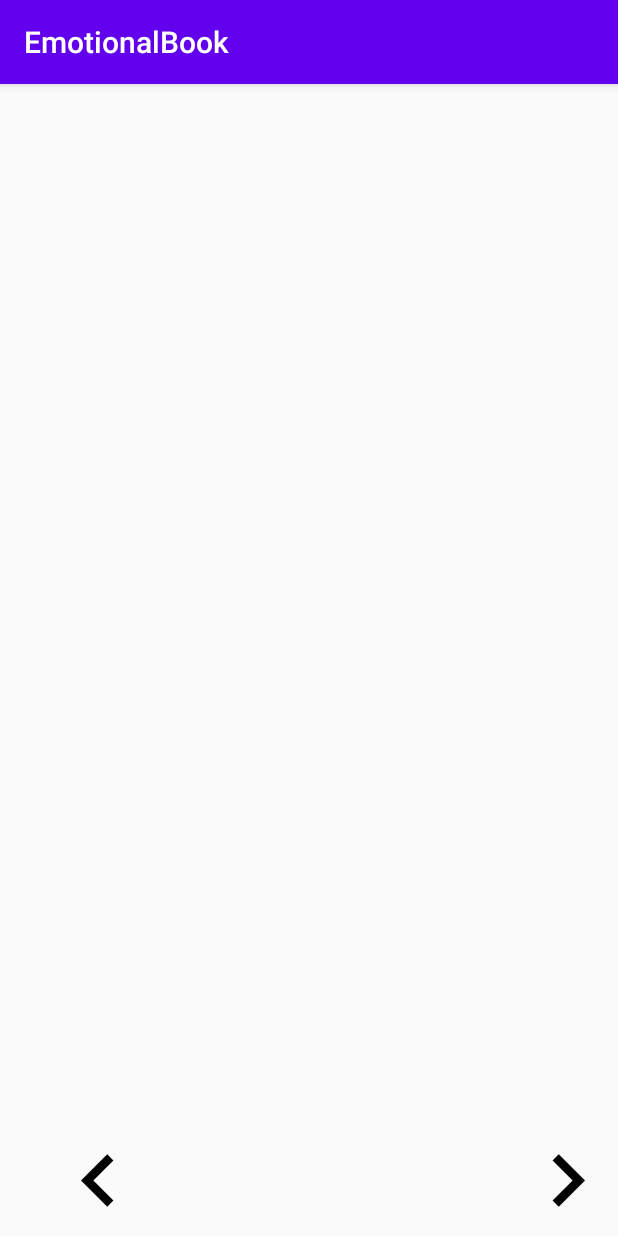
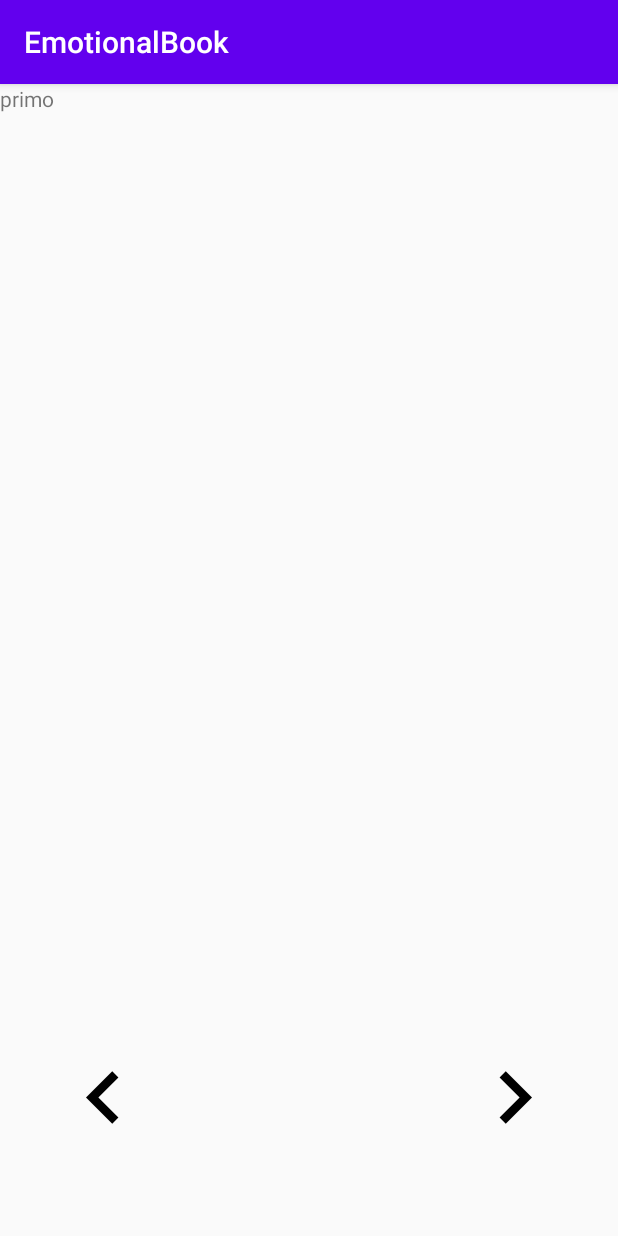
Before and after one commit to Domenico2299/EmotionalBook, an Android app: the AdvicesActivity screen opened directly, with no data from a screen before it, on a phone screen of 412 x 824 dp. Run offline under Robolectric (Android 15) with nearby library versions, the phone set to English and light mode, and no system bars.

Commit message:
Aggiunto fragment advices e relative correlazioni dinamiche

```diff
--- a/app/src/main/java/com/example/emotionalbook/AdvicesActivity.java
+++ b/app/src/main/java/com/example/emotionalbook/AdvicesActivity.java
@@ -1,16 +1,54 @@
 package com.example.emotionalbook;
 
 import androidx.appcompat.app.AppCompatActivity;
+import androidx.fragment.app.Fragment;
+import androidx.fragment.app.FragmentManager;
+import androidx.fragment.app.FragmentTransaction;
+
 
 import android.os.Bundle;
+import android.util.Log;
+import android.view.View;
+import android.widget.Button;
+import android.widget.Toast;
 
 
-public class AdvicesActivity extends AppCompatActivity {
+public class AdvicesActivity extends AppCompatActivity implements View.OnClickListener{
+
+    EmotFragmentFirst one=new EmotFragmentFirst();
+    EmotFragmentSecond two=new EmotFragmentSecond();
+    EmotFragmentThird three=new EmotFragmentThird();
+    Fragment[] advices={one,two,three};
+    FragmentManager fragmentManager = getSupportFragmentManager();
+    int counter=0;
+
 
     @Override
     protected void onCreate(Bundle savedInstanceState) {
         super.onCreate(savedInstanceState);
         setContentView(R.layout.advices_activity);
+        Button rightArrow=(Button) findViewById(R.id.advicesRightArrow);
+        rightArrow.setOnClickListener(this);
+        Button leftArrow=(Button) findViewById(R.id.advicesLeftArrow);
+        leftArrow.setOnClickListener(this);
+        fragmentManager.beginTransaction().add(R.id.container,one).commit();
+    }
+    public void onClick(View v){
+        switch (v.getId()){
+            case R.id.advicesRightArrow:
+                if(counter==2)counter=0;
+                else counter++;
+                fragmentManager.beginTransaction().replace(R.id.container,advices[counter]).commit();
+                Log.i("INCREMENTO","VALORE: "+ String.valueOf(counter));
+                break;
+
+            case R.id.advicesLeftArrow:
+                if(counter==0)counter=2;
+                else counter--;
+                fragmentManager.beginTransaction().replace(R.id.container,advices[counter]).commit();
+                Log.i("DECREMENTO","VALORE: "+ String.valueOf(counter));
+                break;
+        }
 
     }
 }
--- /dev/null
+++ b/app/src/main/java/com/example/emotionalbook/EmotFragmentFirst.java
@@ -0,0 +1,64 @@
+package com.example.emotionalbook;
+
+import android.os.Bundle;
+
+import androidx.fragment.app.Fragment;
+
+import android.view.LayoutInflater;
+import android.view.View;
+import android.view.ViewGroup;
+
+
+/**
+ * A simple {@link Fragment} subclass.
+ * Use the {@link EmotFragmentFirst#newInstance} factory method to
+ * create an instance of this fragment.
+ */
+public class EmotFragmentFirst extends Fragment {
+    // TODO: Rename parameter arguments, choose names that match
+    // the fragment initialization parameters, e.g. ARG_ITEM_NUMBER
+    private static final String ARG_PARAM1 = "param1";
+    private static final String ARG_PARAM2 = "param2";
+
+    // TODO: Rename and change types of parameters
+    private String mParam1;
+    private String mParam2;
+
+    public EmotFragmentFirst() {
+        // Required empty public constructor
+    }
+
+    /**
+     * Use this factory method to create a new instance of
+     * this fragment using the provided parameters.
+     *
+     * @param param1 Parameter 1.
+     * @param param2 Parameter 2.
+     * @return A new instance of fragment EmotFragmentFirst.
+     */
+    // TODO: Rename and change types and number of parameters
+    public static EmotFragmentFirst newInstance(String param1, String param2) {
+        EmotFragmentFirst fragment = new EmotFragmentFirst();
+        Bundle args = new Bundle();
+        args.putString(ARG_PARAM1, param1);
+        args.putString(ARG_PARAM2, param2);
+        fragment.setArguments(args);
+        return fragment;
+    }
+
+    @Override
+    public void onCreate(Bundle savedInstanceState) {
+        super.onCreate(savedInstanceState);
+        if (getArguments() != null) {
+            mParam1 = getArguments().getString(ARG_PARAM1);
+            mParam2 = getArguments().getString(ARG_PARAM2);
+        }
+    }
+
+    @Override
+    public View onCreateView(LayoutInflater inflater, ViewGroup container,
+                             Bundle savedInstanceState) {
+        // Inflate the layout for this fragment
+        return inflater.inflate(R.layout.fragment_emot_first, container, false);
+    }
+}
--- /dev/null
+++ b/app/src/main/java/com/example/emotionalbook/EmotFragmentSecond.java
@@ -0,0 +1,64 @@
+package com.example.emotionalbook;
+
+import android.os.Bundle;
+
+import androidx.fragment.app.Fragment;
+
+import android.view.LayoutInflater;
+import android.view.View;
+import android.view.ViewGroup;
+
+
+/**
+ * A simple {@link Fragment} subclass.
+ * Use the {@link EmotFragmentSecond#newInstance} factory method to
+ * create an instance of this fragment.
+ */
+public class EmotFragmentSecond extends Fragment {
+    // TODO: Rename parameter arguments, choose names that match
+    // the fragment initialization parameters, e.g. ARG_ITEM_NUMBER
+    private static final String ARG_PARAM1 = "param1";
+    private static final String ARG_PARAM2 = "param2";
+
+    // TODO: Rename and change types of parameters
+    private String mParam1;
+    private String mParam2;
+
+    public EmotFragmentSecond() {
+        // Required empty public constructor
+    }
+
+    /**
+     * Use this factory method to create a new instance of
+     * this fragment using the provided parameters.
+     *
+     * @param param1 Parameter 1.
+     * @param param2 Parameter 2.
+     * @return A new instance of fragment EmoFragmentSecond.
+     */
+    // TODO: Rename and change types and number of parameters
+    public static EmotFragmentSecond newInstance(String param1, String param2) {
+        EmotFragmentSecond fragment = new EmotFragmentSecond();
+        Bundle args = new Bundle();
+        args.putString(ARG_PARAM1, param1);
+        args.putString(ARG_PARAM2, param2);
+        fragment.setArguments(args);
+        return fragment;
+    }
+
+    @Override
+    public void onCreate(Bundle savedInstanceState) {
+        super.onCreate(savedInstanceState);
+        if (getArguments() != null) {
+            mParam1 = getArguments().getString(ARG_PARAM1);
+            mParam2 = getArguments().getString(ARG_PARAM2);
+        }
+    }
+
+    @Override
+    public View onCreateView(LayoutInflater inflater, ViewGroup container,
+                             Bundle savedInstanceState) {
+        // Inflate the layout for this fragment
+        return inflater.inflate(R.layout.fragment_emo_second, container, false);
+    }
+}
--- /dev/null
+++ b/app/src/main/java/com/example/emotionalbook/EmotFragmentThird.java
@@ -0,0 +1,64 @@
+package com.example.emotionalbook;
+
+import android.os.Bundle;
+
+import androidx.fragment.app.Fragment;
+
+import android.view.LayoutInflater;
+import android.view.View;
+import android.view.ViewGroup;
+
+
+/**
+ * A simple {@link Fragment} subclass.
+ * Use the {@link EmotFragmentThird#newInstance} factory method to
+ * create an instance of this fragment.
+ */
+public class EmotFragmentThird extends Fragment {
+    // TODO: Rename parameter arguments, choose names that match
+    // the fragment initialization parameters, e.g. ARG_ITEM_NUMBER
+    private static final String ARG_PARAM1 = "param1";
+    private static final String ARG_PARAM2 = "param2";
+
+    // TODO: Rename and change types of parameters
+    private String mParam1;
+    private String mParam2;
+
+    public EmotFragmentThird() {
+        // Required empty public constructor
+    }
+
+    /**
+     * Use this factory method to create a new instance of
+     * this fragment using the provided parameters.
+     *
+     * @param param1 Parameter 1.
+     * @param param2 Parameter 2.
+     * @return A new instance of fragment EmotFragmentThird.
+     */
+    // TODO: Rename and change types and number of parameters
+    public static EmotFragmentThird newInstance(String param1, String param2) {
+        EmotFragmentThird fragment = new EmotFragmentThird();
+        Bundle args = new Bundle();
+        args.putString(ARG_PARAM1, param1);
+        args.putString(ARG_PARAM2, param2);
+        fragment.setArguments(args);
+        return fragment;
+    }
+
+    @Override
+    public void onCreate(Bundle savedInstanceState) {
+        super.onCreate(savedInstanceState);
+        if (getArguments() != null) {
+            mParam1 = getArguments().getString(ARG_PARAM1);
+            mParam2 = getArguments().getString(ARG_PARAM2);
+        }
+    }
+
+    @Override
+    public View onCreateView(LayoutInflater inflater, ViewGroup container,
+                             Bundle savedInstanceState) {
+        // Inflate the layout for this fragment
+        return inflater.inflate(R.layout.fragment_emot_third, container, false);
+    }
+}
--- /dev/null
+++ b/app/src/main/java/com/example/emotionalbook/EmotionalDatabase.java
@@ -0,0 +1,4 @@
+package com.example.emotionalbook;
+
+public class EmotionalDatabase {
+}
--- /dev/null
+++ b/app/src/main/java/com/example/emotionalbook/EmotionalState.java
@@ -0,0 +1,5 @@
+package com.example.emotionalbook;
+
+public enum EmotionalState {
+    felice, triste, arrabbiato, stressato
+}
--- a/app/src/main/res/layout/advices_activity.xml
+++ b/app/src/main/res/layout/advices_activity.xml
@@ -1,29 +1,36 @@
 <?xml version="1.0" encoding="utf-8"?>
-<FrameLayout xmlns:android="http://schemas.android.com/apk/res/android"
+<androidx.constraintlayout.widget.ConstraintLayout xmlns:android="http://schemas.android.com/apk/res/android"
+    xmlns:app="http://schemas.android.com/apk/res-auto"
     xmlns:tools="http://schemas.android.com/tools"
     android:id="@+id/container"
     android:layout_width="match_parent"
     android:layout_height="match_parent"
-    tools:context=".AdvicesActivity">
+    tools:context=".AdvicesActivity" >
+
 
     <Button
-    style="?android:attr/borderlessButtonStyle"
-    android:layout_width="105dp"
-    android:layout_height="62dp"
-    android:layout_marginStart="320dp"
-    android:layout_marginTop="700dp"
-    android:layout_marginEnd="0dp"
-    android:backgroundTint="@color/cardview_light_background"
-    android:drawableRight="@drawable/advices_right_arrow" />
+        android:id="@+id/advicesRightArrow"
+        style="@style/Widget.AppCompat.Button.Borderless"
+        android:layout_width="wrap_content"
+        android:layout_height="wrap_content"
+        android:drawableLeft="@drawable/advices_right_arrow"
+        app:layout_constraintBottom_toBottomOf="parent"
+        app:layout_constraintEnd_toEndOf="parent"
+        app:layout_constraintHorizontal_bias="0.93"
+        app:layout_constraintStart_toStartOf="parent"
+        app:layout_constraintTop_toTopOf="parent"
+        app:layout_constraintVertical_bias="0.93" />
 
     <Button
-        style="?android:attr/borderlessButtonStyle"
-        android:layout_width="105dp"
-        android:layout_height="62dp"
-        android:layout_marginStart="7dp"
-        android:layout_marginTop="700dp"
-        android:layout_marginEnd="0dp"
-        android:backgroundTint="@color/cardview_light_background"
-        android:drawableRight="@drawable/advices_left_arrow" />
-
-</FrameLayout>
+        android:id="@+id/advicesLeftArrow"
+        style="@style/Widget.AppCompat.Button.Borderless"
+        android:layout_width="wrap_content"
+        android:layout_height="wrap_content"
+        android:drawableLeft="@drawable/advices_left_arrow"
+        app:layout_constraintBottom_toBottomOf="parent"
+        app:layout_constraintEnd_toEndOf="parent"
+        app:layout_constraintHorizontal_bias="0.07"
+        app:layout_constraintStart_toStartOf="parent"
+        app:layout_constraintTop_toTopOf="parent"
+        app:layout_constraintVertical_bias="0.93" />
+</androidx.constraintlayout.widget.ConstraintLayout>
--- /dev/null
+++ b/app/src/main/res/layout/fragment_emot_first.xml
@@ -0,0 +1,14 @@
+<?xml version="1.0" encoding="utf-8"?>
+<FrameLayout xmlns:android="http://schemas.android.com/apk/res/android"
+    xmlns:tools="http://schemas.android.com/tools"
+    android:layout_width="match_parent"
+    android:layout_height="match_parent"
+    tools:context=".EmotFragmentFirst">
+
+    <!-- TODO: Update blank fragment layout -->
+    <TextView
+        android:layout_width="match_parent"
+        android:layout_height="match_parent"
+        android:text="primo" />
+
+</FrameLayout>
--- a/app/src/main/res/values/strings.xml
+++ b/app/src/main/res/values/strings.xml
@@ -1,3 +1,6 @@
 <resources>
     <string name="app_name">EmotionalBook</string>
+
+    <!-- TODO: Remove or change this placeholder text -->
+    <string name="hello_blank_fragment">Hello blank fragment</string>
 </resources>
```
Also changed, not shown: app/src/main/java/com/example/emotionalbook/AdvicesControls.java (added, +13 -0 lines), app/src/main/res/layout/fragment_emo_second.xml (added, +14 -0 lines), app/src/main/res/layout/fragment_emot_third.xml (added, +14 -0 lines).
